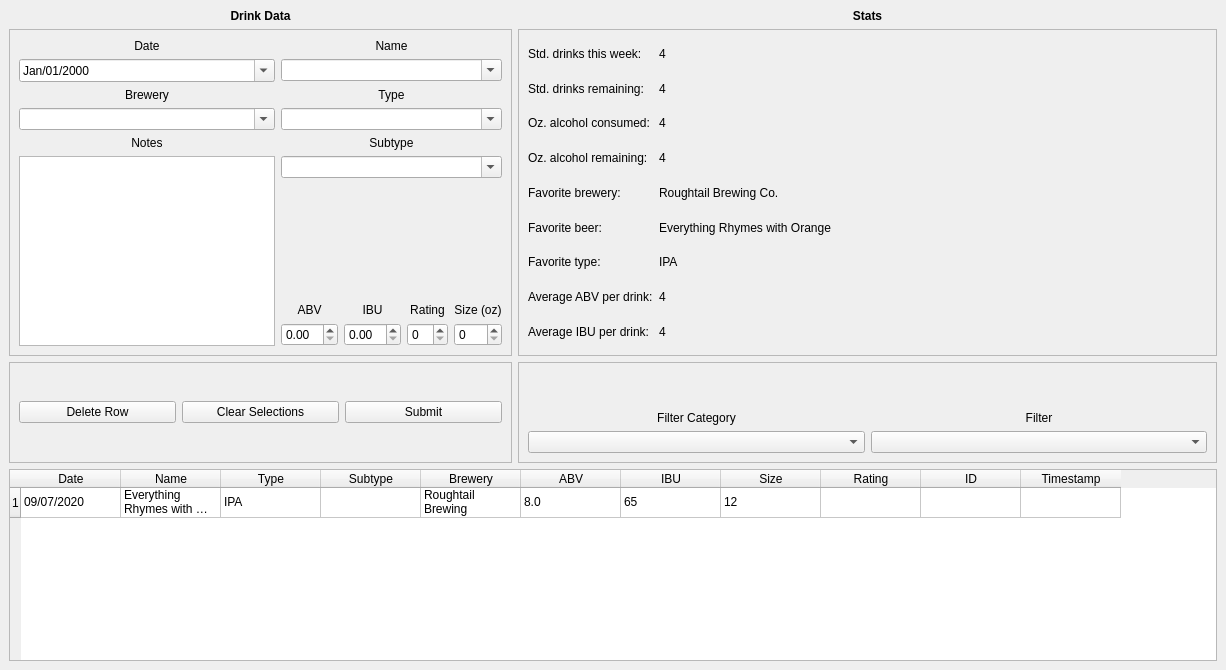
This is src/mainwindow.ui in minorsecond/BuzzBot as Qt 5 draws it before an edit. The edited form follows.
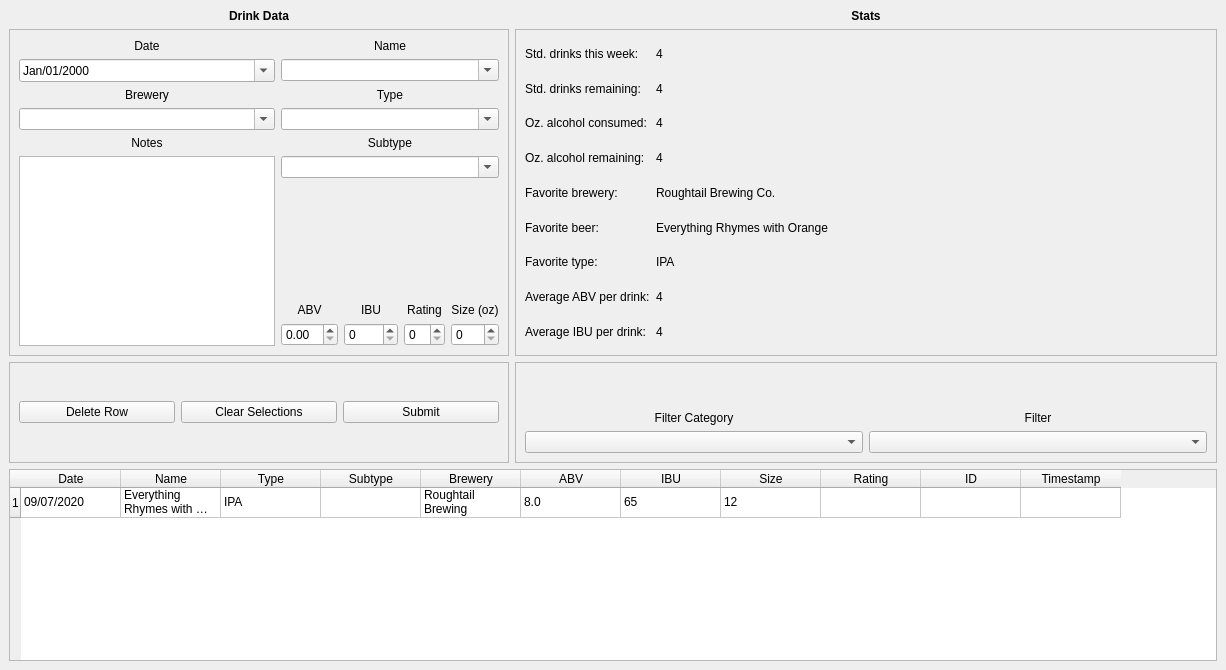
This is the edited form.

Commit message:
All single-digit IBU entry up to 1000
This closes issue #151.

Diff of the .ui file:
```diff
--- a/src/mainwindow.ui
+++ b/src/mainwindow.ui
@@ -216,6 +216,12 @@
              <verstretch>0</verstretch>
             </sizepolicy>
            </property>
+           <property name="decimals">
+            <number>0</number>
+           </property>
+           <property name="maximum">
+            <double>1000.000000000000000</double>
+           </property>
           </widget>
          </item>
          <item row="1" column="3">
```
